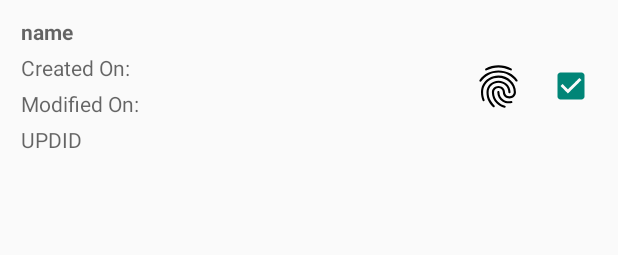
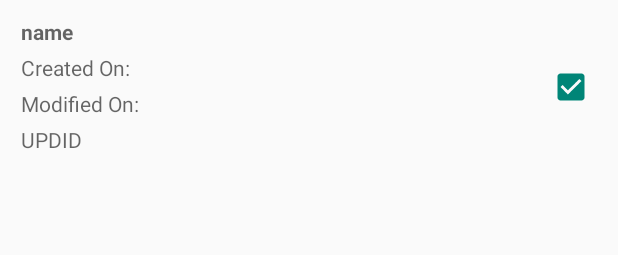
Before and after one commit to Rakeshnohria/UPD, an Android app: the layout agent_item_detail.xml on its own in the app's theme, with its tools: preview values and no code run, on a phone screen of 412 x 824 dp. Shown: the top 255 px of the screen. Run offline under Robolectric (Android 15) with nearby library versions, the phone set to English and light mode, and no system bars; network calls fail.

Commit message:
- versionCode 21 versionName "1.9.2" - remove fingerprint visibility from deceased listing

```diff
--- a/app/build.gradle
+++ b/app/build.gradle
@@ -23,8 +23,8 @@ android {
         applicationId "com.FingerprintCapture"
         minSdkVersion 16
         targetSdkVersion 28
-        versionCode 18
-        versionName "1.9"
+        versionCode 21
+        versionName "1.9.2"
         testInstrumentationRunner "android.support.test.runner.AndroidJUnitRunner"
         ndk.abiFilters 'armeabi-v7a','arm64-v8a','x86','x86_64'
     }
--- a/app/src/main/res/layout/agent_item_detail.xml
+++ b/app/src/main/res/layout/agent_item_detail.xml
@@ -98,7 +98,7 @@
                 android:layout_marginRight="@dimen/margin_15"
                 android:src="@drawable/finger_print_icon"
                 android:tint="@color/colorBlack"
-                android:visibility="visible"
+                android:visibility="gone"
                  />
 
             <CheckBox
```
Also changed, not shown: app/src/main/java/com/FingerprintCapture/adapter/AgentListAdapter.java (+10 -10 lines).
